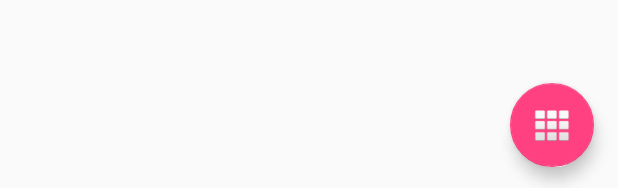
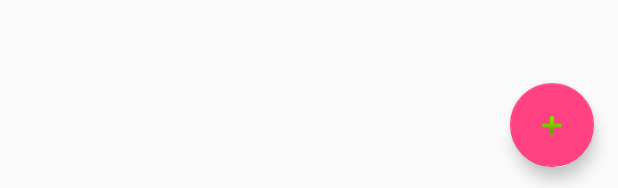
Before and after one commit to PiSolve/NoteApp, an Android app: the layout activity_note_list.xml on its own in the app's theme, with its tools: preview values and no code run, on a phone screen of 412 x 824 dp. Shown: the part 1045-1233 px from the top of the screen. Run offline under Robolectric (Android 15) with nearby library versions, the phone set to English and light mode, and no system bars.

```diff
--- a/app/src/main/java/com/treebo/note/activities/EditANoteActivity.java
+++ b/app/src/main/java/com/treebo/note/activities/EditANoteActivity.java
@@ -46,7 +46,7 @@ public class EditANoteActivity extends AppCompatActivity {
 		if (getIntent() != null && getIntent().getExtras() != null) {
 			mExtraTitle = getIntent().getStringExtra(TITLE);
 			mExtraContent = getIntent().getStringExtra(CONTENT);
-			mExtraNoteID = getIntent().getLongExtra(CONTENT, 0);
+			mExtraNoteID = getIntent().getLongExtra(NOTE_ID, 0);
 		}
 	}
 
--- a/app/src/main/res/layout/activity_note_list.xml
+++ b/app/src/main/res/layout/activity_note_list.xml
@@ -30,6 +30,6 @@
             android:layout_height="wrap_content"
             android:layout_gravity="bottom|end"
             android:layout_margin="@dimen/fab_margin"
-            android:src="@android:drawable/ic_dialog_dialer"/>
+            android:src="@android:drawable/ic_input_add"/>
 
 </android.support.design.widget.CoordinatorLayout>
--- a/app/src/main/res/layout/single_note_layout.xml
+++ b/app/src/main/res/layout/single_note_layout.xml
@@ -1,7 +1,6 @@
 <?xml version="1.0" encoding="utf-8"?>
 <LinearLayout xmlns:android="http://schemas.android.com/apk/res/android"
               android:orientation="vertical"
-              android:padding="5dp"
               android:layout_width="match_parent"
               android:layout_height="wrap_content">
     <android.support.v7.widget.CardView android:layout_width="match_parent"
```
